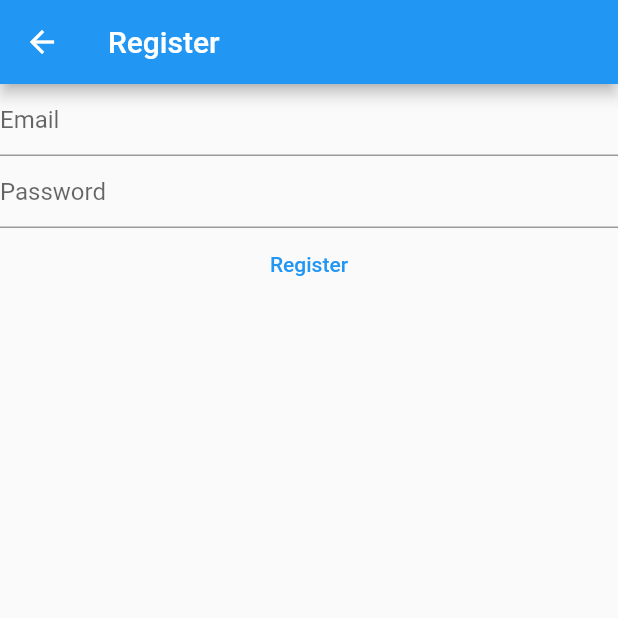
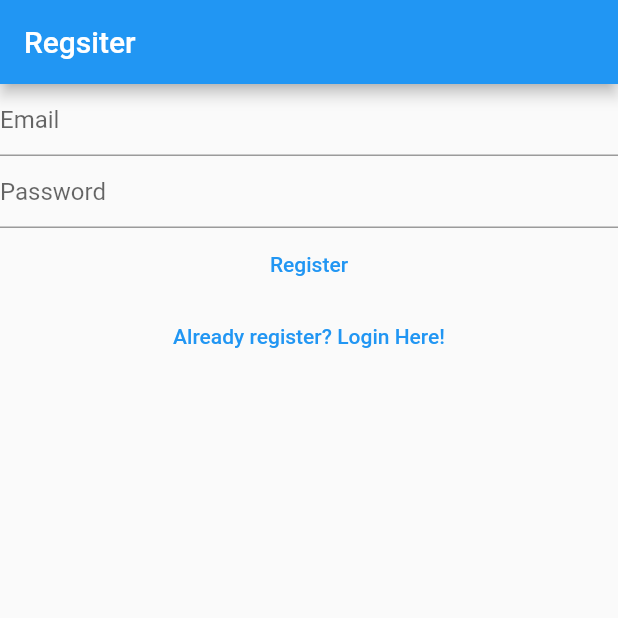
Before and after one commit to matteoandrea/notes-flutter-project, a Flutter app: the RegisterView screen opened directly, on a phone screen of 412 x 824 dp, the top half of it. Run offline on Flutter 3.47's test engine with Material 2 defaults, Android fonts, the phone set to English and light mode, and no system bars; our stand-ins replace firebase_auth, firebase_core; accounts and stored records are empty.

Commit message:
login & register page

```diff
--- a/lib/views/register_view.dart
+++ b/lib/views/register_view.dart
@@ -1,7 +1,5 @@
 import 'package:firebase_auth/firebase_auth.dart';
-import 'package:firebase_core/firebase_core.dart';
 import 'package:flutter/material.dart';
-import '../firebase_options.dart';
 
 class RegisterView extends StatefulWidget {
   const RegisterView({Key? key}) : super(key: key);
@@ -31,16 +29,8 @@
   @override
   Widget build(BuildContext context) {
     return Scaffold(
-      appBar: AppBar(
-        title: const Text("Register"),
-      ),
-      body: FutureBuilder(
-        future: Firebase.initializeApp(
-            options: DefaultFirebaseOptions.currentPlatform),
-        builder: (context, snapshot) {
-          switch (snapshot.connectionState) {
-            case ConnectionState.done:
-              return Column(
+      appBar: AppBar(title: const Text("Regsiter")),
+      body: Column(
         children: [
           TextField(
             controller: _email,
@@ -85,12 +75,13 @@
             },
             child: const Text("Register"),
           ),
+          TextButton(
+              onPressed: () {
+                Navigator.of(context)
+                    .pushNamedAndRemoveUntil("/login/", (route) => false);
+              },
+              child: const Text("Already register? Login Here!"))
         ],
-              );
-            default:
-              return const Text("Loading...");
-          }
-        },
       ),
     );
   }
```
Also changed, not shown: lib/main.dart (+8 -17 lines), lib/views/login_view.dart (+8 -17 lines), lib/views/verify_email_view.dart (added, +28 -0 lines). Lines whose indentation alone changed are shown as unchanged.
